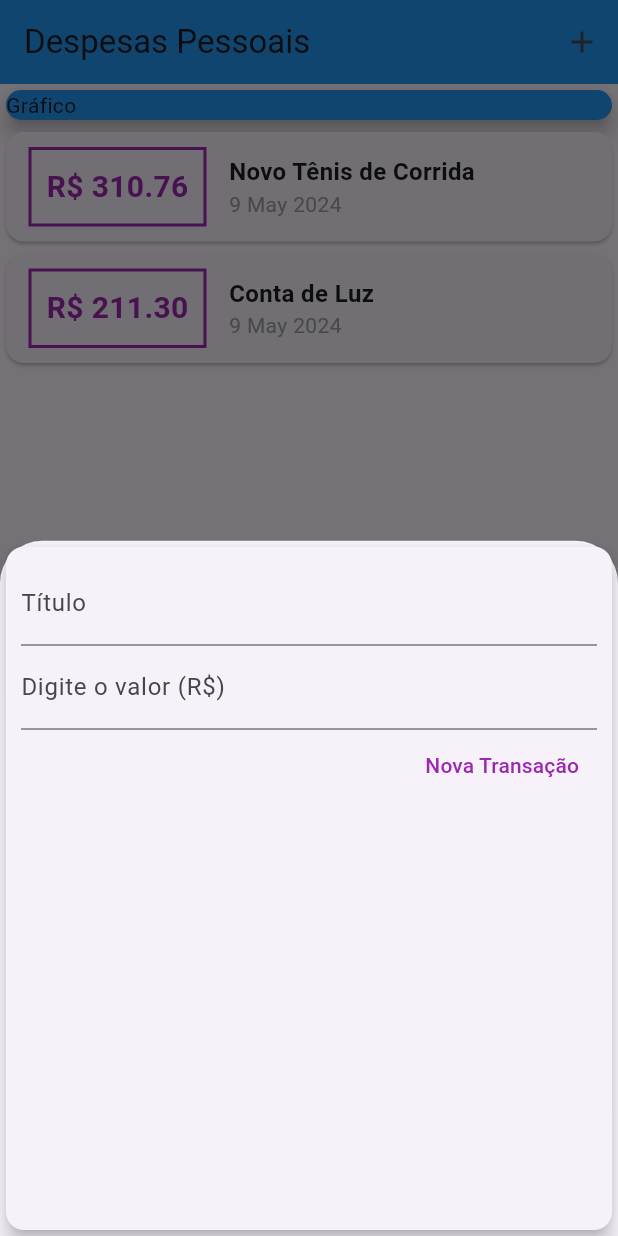
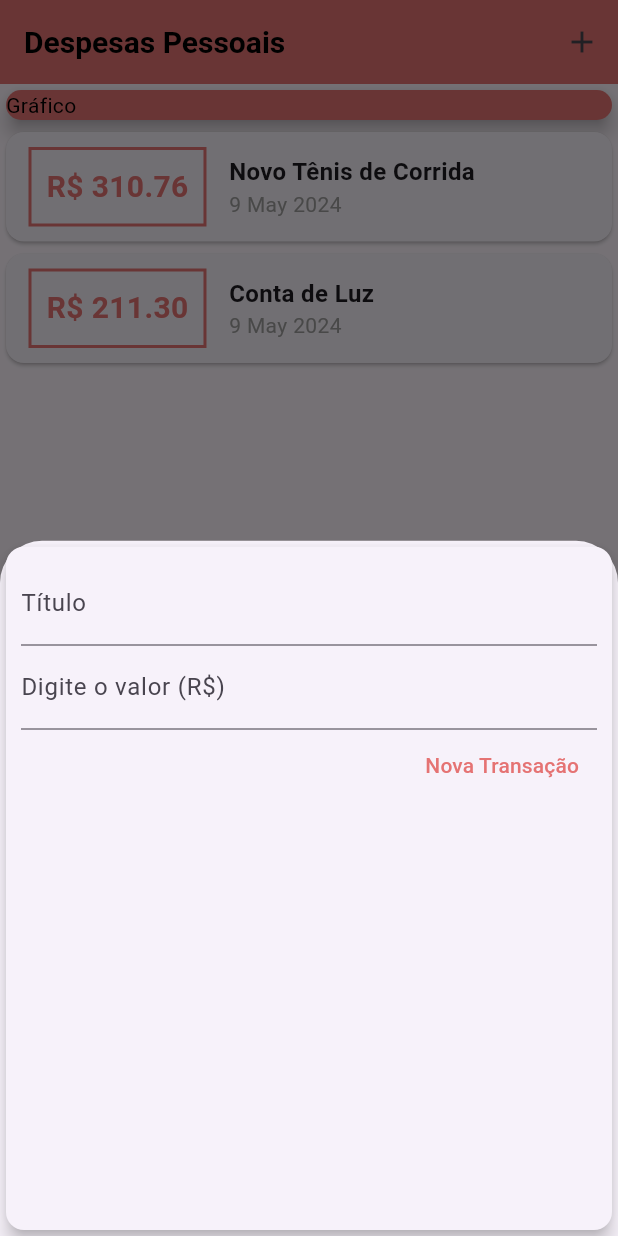
Before and after one commit to ArthurRCastilho/app_despesas, a Flutter app: the screen it shows after launch, after a tap on the "add" icon, on a phone screen of 412 x 824 dp. Run offline on Flutter 3.47's test engine with Material 3 defaults, Android fonts, the phone set to English and light mode, and no system bars; Roboto replaces fonts that are missing (OpenSans).

Commit message:
Adicionando themas padrão cores primarias e secundarias, definindo na main, para caso queira trocar a cor dos itens primarios e secundarios de uma forma mais simples.

```diff
--- a/lib/components/transaction_form.dart
+++ b/lib/components/transaction_form.dart
@@ -51,9 +51,10 @@ class _TransactionFormState extends State<TransactionForm> {
               children: [
                 TextButton(
                   onPressed: _submitForm,
-                  style: const ButtonStyle(
-                    foregroundColor:
-                        MaterialStatePropertyAll<Color>(Colors.purple),
+                  style: ButtonStyle(
+                    foregroundColor: MaterialStatePropertyAll<Color>(
+                      Theme.of(context).colorScheme.primary,
+                    ),
                   ),
                   child: const Text('Nova Transação'),
                 ),
--- a/lib/components/transaction_list.dart
+++ b/lib/components/transaction_list.dart
@@ -25,17 +25,17 @@ class TransactionList extends StatelessWidget {
                   ),
                   decoration: BoxDecoration(
                     border: Border.all(
-                      color: Colors.purple,
+                      color: Theme.of(context).colorScheme.primary,
                       width: 2,
                     ),
                   ),
                   padding: EdgeInsets.all(10),
                   child: Text(
                     'R\$ ${tr.value.toStringAsFixed(2)}',
-                    style: const TextStyle(
+                    style: TextStyle(
                       fontWeight: FontWeight.bold,
                       fontSize: 20,
-                      color: Colors.purple,
+                      color: Theme.of(context).colorScheme.primary,
                     ),
                   ),
                 ),
--- a/lib/main.dart
+++ b/lib/main.dart
@@ -10,8 +10,30 @@ main() => runApp(ExpensesApp());
 class ExpensesApp extends StatelessWidget {
   @override
   Widget build(BuildContext context) {
+    final ThemeData tema = ThemeData();
     return MaterialApp(
       home: MyHomePage(),
+      theme: tema.copyWith(
+        colorScheme: tema.colorScheme.copyWith(
+          primary: Colors.red[300],
+          secondary: Colors.black,
+        ),
+        textTheme: tema.textTheme.copyWith(
+          titleLarge: const TextStyle(
+            fontFamily: 'OpenSans',
+            fontSize: 18,
+            fontWeight: FontWeight.bold,
+            color: Colors.black,
+          ),
+        ),
+        appBarTheme: const AppBarTheme(
+          titleTextStyle: TextStyle(
+            fontFamily: 'OpenSans',
+            fontSize: 20,
+            fontWeight: FontWeight.bold,
+          ),
+        ),
+      ),
     );
   }
 }
@@ -65,8 +87,13 @@ class _MyHomePageState extends State<MyHomePage> {
   Widget build(BuildContext context) {
     return Scaffold(
       appBar: AppBar(
-        backgroundColor: Colors.blue,
-        title: const Text('Despesas Pessoais'),
+        backgroundColor: Theme.of(context).colorScheme.primary,
+        title: Text(
+          'Despesas Pessoais',
+          style: TextStyle(
+            color: Theme.of(context).colorScheme.secondary,
+          ),
+        ),
         actions: <Widget>[
           IconButton(
             onPressed: () => _opentransactionFormModal(context),
@@ -80,10 +107,15 @@ class _MyHomePageState extends State<MyHomePage> {
           crossAxisAlignment: CrossAxisAlignment.stretch,
           children: <Widget>[
             Container(
-              child: const Card(
-                color: Colors.blue,
+              child: Card(
+                color: Theme.of(context).colorScheme.primary,
                 elevation: 5,
-                child: Text('Gráfico'),
+                child: Text(
+                  'Gráfico',
+                  style: TextStyle(
+                    color: Theme.of(context).colorScheme.secondary,
+                  ),
+                ),
               ),
             ),
             TransactionList(_transactions),
@@ -91,7 +123,8 @@ class _MyHomePageState extends State<MyHomePage> {
         ),
       ),
       floatingActionButton: FloatingActionButton(
-        child: Icon(Icons.add),
+        backgroundColor: Theme.of(context).colorScheme.primary,
+        child: const Icon(Icons.add),
         onPressed: () => _opentransactionFormModal(context),
       ),
       floatingActionButtonLocation: FloatingActionButtonLocation.centerFloat,
```
